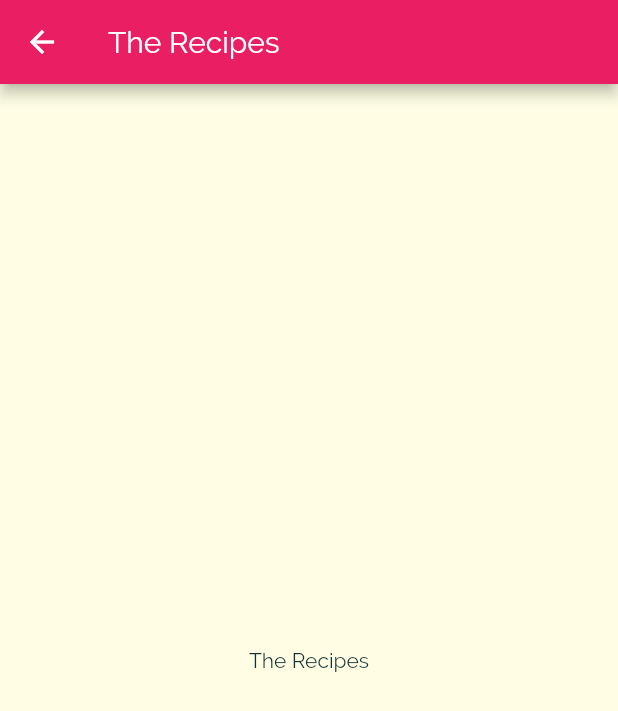
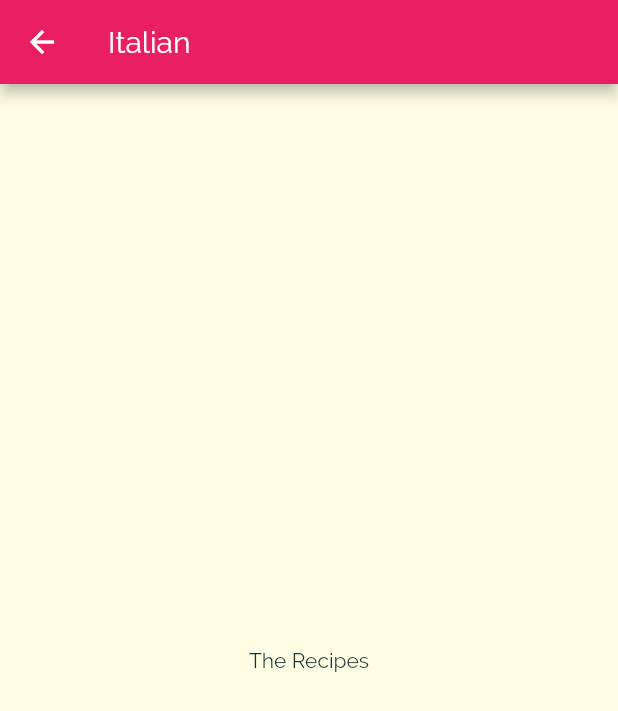
Before and after one commit to omersiddique/restaurantapp, a Flutter app: the screen it shows after launch, after a tap on "Italian", on a phone screen of 412 x 824 dp. Shown: the top 711 px of the screen. Run offline on Flutter 3.47's test engine with Material 2 defaults, Android fonts, the phone set to English and light mode, and no system bars.

Commit message:
Passing Data via the Constructor

```diff
--- a/lib/categories_screen.dart
+++ b/lib/categories_screen.dart
@@ -10,7 +10,7 @@ class CategoriesScreen extends StatelessWidget {
       appBar: AppBar(title: Text('Restaurant')),
       body: GridView(
         padding: const EdgeInsets.all(25),
-        children: DUMMY_CATEGORIES.map( (catData) => CategoryItem(catData.title, catData.color) ).toList(),
+        children: DUMMY_CATEGORIES.map( (catData) => CategoryItem(catData.title, catData.color, catData.id) ).toList(),
         gridDelegate: SliverGridDelegateWithMaxCrossAxisExtent(
           maxCrossAxisExtent: 200,
           childAspectRatio: 3/2,
--- a/lib/category_item.dart
+++ b/lib/category_item.dart
@@ -4,13 +4,14 @@ import './category_meals_screen.dart';
 class CategoryItem extends StatelessWidget {
   final String title;
   final Color color;
+  final String id;
 
-  CategoryItem(this.title, this.color);
+  CategoryItem(this.title, this.color, this.id);
 
   void selectCategory(BuildContext ctx){
     Navigator.of(ctx).push(MaterialPageRoute(
         builder: (_) {
-          return CategoryMealsScreen();
+          return CategoryMealsScreen(id, title);
         },
         fullscreenDialog: false,
       ));
--- a/lib/category_meals_screen.dart
+++ b/lib/category_meals_screen.dart
@@ -1,11 +1,16 @@
 import 'package:flutter/material.dart';
 
 class CategoryMealsScreen extends StatelessWidget {
+final String categoryId;
+final String categoryTitle;
+
+CategoryMealsScreen(this.categoryId, this.categoryTitle);
+
   @override
   Widget build(BuildContext context) {
     return Scaffold(
       appBar: AppBar(
-        title: Text('The Recipes'),
+        title: Text(categoryTitle),
       ),
       body: Center(
         child: Text('The Recipes'),
```
